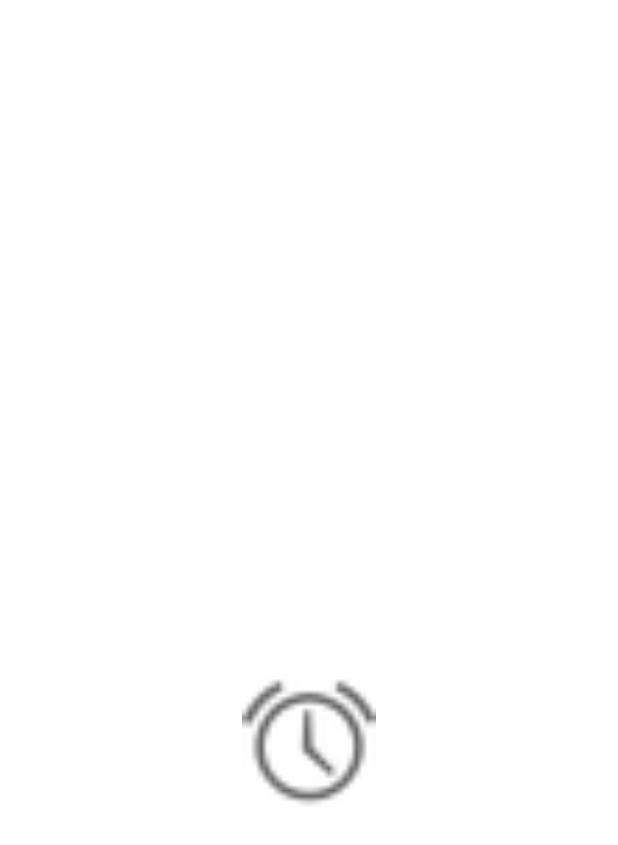
After one commit to geislerovamarie/SpravaNot, an Android app: the SplashScreenActivity screen opened directly, with no data from a screen before it, on a phone screen of 412 x 824 dp. The commit adds this screen. Shown: the top 845 px of the screen. Run offline under Robolectric (Android 15) with nearby library versions, the phone set to English and light mode, and no system bars; 1 statement that could not run was skipped.

Commit message:
simple splash screen added

```diff
--- a/app/src/main/java/com/example/spravanot/MainActivity.java
+++ b/app/src/main/java/com/example/spravanot/MainActivity.java
@@ -1,7 +1,4 @@
 package com.example.spravanot;
-
-import static android.app.UiModeManager.MODE_NIGHT_NO;
-import static android.app.UiModeManager.MODE_NIGHT_YES;
 
 import android.content.Intent;
 import android.content.SharedPreferences;
--- /dev/null
+++ b/app/src/main/java/com/example/spravanot/SplashScreenActivity.java
@@ -0,0 +1,35 @@
+package com.example.spravanot;
+
+import androidx.appcompat.app.AppCompatActivity;
+import androidx.core.view.WindowCompat;
+import androidx.core.view.WindowInsetsCompat;
+import androidx.core.view.WindowInsetsControllerCompat;
+
+import android.content.Intent;
+import android.os.Bundle;
+import android.os.Handler;
+import android.view.WindowManager;
+
+public class SplashScreenActivity extends AppCompatActivity {
+
+    @Override
+    protected void onCreate(Bundle savedInstanceState) {
+        super.onCreate(savedInstanceState);
+        setContentView(R.layout.activity_splash_screen);
+
+        // immersive mode - hide bars
+        getSupportActionBar().hide(); // if theme changes to ..something.NoActionBar, then delete this
+        WindowInsetsControllerCompat wicc = WindowCompat.getInsetsController(getWindow(), getWindow().getDecorView());
+        wicc.hide(WindowInsetsCompat.Type.systemBars());
+        getWindow().setFlags(WindowManager.LayoutParams.FLAG_FULLSCREEN, WindowManager.LayoutParams.FLAG_FULLSCREEN);
+
+        new Handler().postDelayed(new Runnable() {
+            @Override
+            public void run() {
+                Intent intent = new Intent(SplashScreenActivity.this, MainActivity.class);
+                startActivity(intent);
+                finish();
+            }
+        }, 900);
+    }
+}
--- /dev/null
+++ b/app/src/main/res/layout/activity_splash_screen.xml
@@ -0,0 +1,23 @@
+<?xml version="1.0" encoding="utf-8"?>
+<androidx.constraintlayout.widget.ConstraintLayout xmlns:android="http://schemas.android.com/apk/res/android"
+    xmlns:app="http://schemas.android.com/apk/res-auto"
+    xmlns:tools="http://schemas.android.com/tools"
+    android:layout_width="match_parent"
+    android:layout_height="match_parent"
+    tools:context=".SplashScreenActivity">
+
+    <ImageView
+        android:id="@+id/logo_splash"
+        android:layout_width="89dp"
+        android:layout_height="92dp"
+        android:layout_marginStart="104dp"
+        android:layout_marginTop="144dp"
+        app:layout_constraintBottom_toBottomOf="parent"
+        app:layout_constraintEnd_toEndOf="parent"
+        app:layout_constraintHorizontal_bias="0.261"
+        app:layout_constraintStart_toStartOf="parent"
+        app:layout_constraintTop_toTopOf="parent"
+        app:layout_constraintVertical_bias="0.519"
+        app:srcCompat="@android:drawable/ic_lock_idle_alarm" />
+
+</androidx.constraintlayout.widget.ConstraintLayout>
```
Also changed, not shown: app/src/main/AndroidManifest.xml (+12 -8 lines), app/src/main/res/values/themes.xml (+8 -0 lines).
